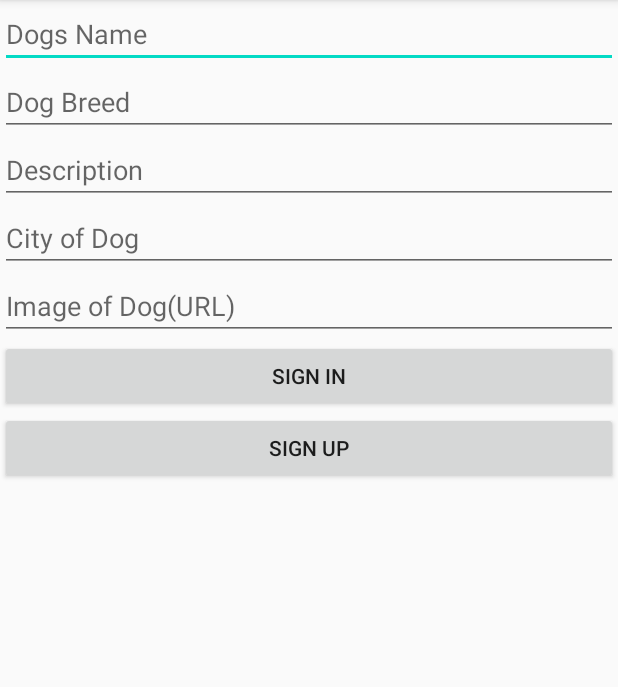
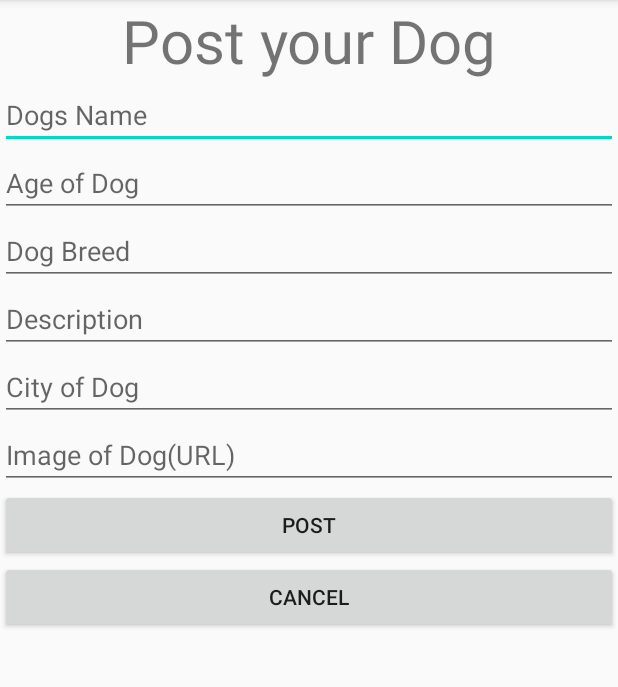
Before and after one commit to TopDogIRE/PetAdoption, an Android app: the NewPostActivity screen opened directly, with no data from a screen before it, on a phone screen of 412 x 824 dp, the part 84-771 px from its top. Run offline under Robolectric (Android 15) with nearby library versions, the phone set to English and light mode, and no system bars.

Commit message:
Added checks for Pet Posting

```diff
--- a/app/src/main/res/layout/activity_post.xml
+++ b/app/src/main/res/layout/activity_post.xml
@@ -11,12 +11,27 @@
         android:layout_height="wrap_content"
         tools:context=".MainActivity"
         android:orientation="vertical">
+        <TextView
+            android:layout_width="match_parent"
+            android:layout_height="wrap_content"
+            android:text="@string/Post"
+            android:textSize="40dp"
+            android:layout_centerHorizontal="true"
+            android:gravity="center"
+            />
 
         <EditText
             android:id="@+id/dogName"
             android:layout_width="match_parent"
             android:layout_height="wrap_content"
             android:hint="@string/dog_name"
+            android:layout_gravity="center"
+            />
+        <EditText
+            android:id="@+id/age"
+            android:layout_width="match_parent"
+            android:layout_height="wrap_content"
+            android:hint="@string/dog_age"
             android:layout_gravity="center"
             />
         <EditText
@@ -48,27 +63,22 @@
             android:hint="@string/imageURL"
             android:layout_gravity="center"
             />
-
-
-
         <Button
-            android:id="@+id/gotoSignIn"
+            android:id="@+id/postDog"
             android:layout_width="match_parent"
             android:layout_height="wrap_content"
-            android:text="@string/signn"
+            android:onClick="postDog"
+            android:text="@string/post_dog"
+            android:layout_gravity="center"
+            />
+        <Button
+            android:id="@+id/cancel"
+            android:layout_width="match_parent"
+            android:layout_height="wrap_content"
+            android:onClick="backToAdoptions"
+            android:text="@string/cancel"
             android:layout_gravity="center"
             />
 
-        <Button
-            android:id="@+id/gotoSignUp"
-            android:layout_width="match_parent"
-            android:layout_height="wrap_content"
-            android:onClick="goToSignUp"
-            android:text="@string/signu"
-            android:layout_gravity="center"
-
-            />
     </LinearLayout>
-
-
 </ScrollView>
--- a/app/src/main/res/values/strings.xml
+++ b/app/src/main/res/values/strings.xml
@@ -15,4 +15,6 @@
     <string name="dog_city">City of Dog</string>
     <string name="imageURL">Image of Dog(URL)</string>
     <string name="post_dog">Post</string>
+    <string name="Post">Post your Dog</string>
+    <string name="cancel">Cancel</string>
 </resources>
```
Also changed, not shown: app/src/main/java/com/example/petadoption/NewPostActivity.java (+40 -2 lines).
